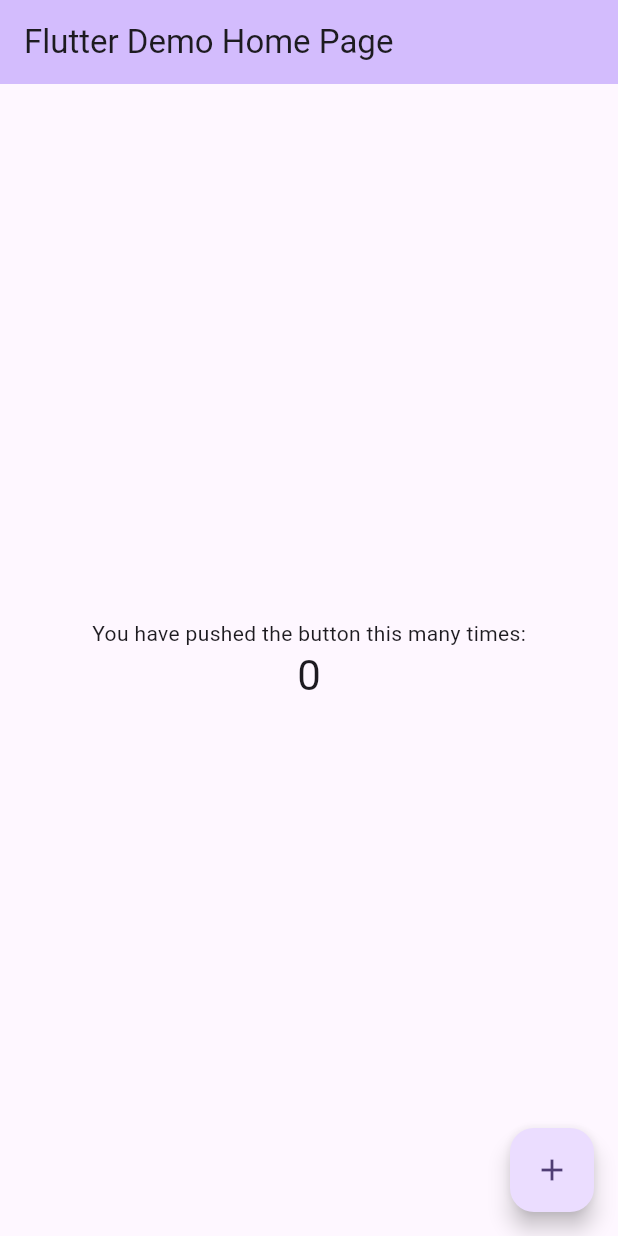
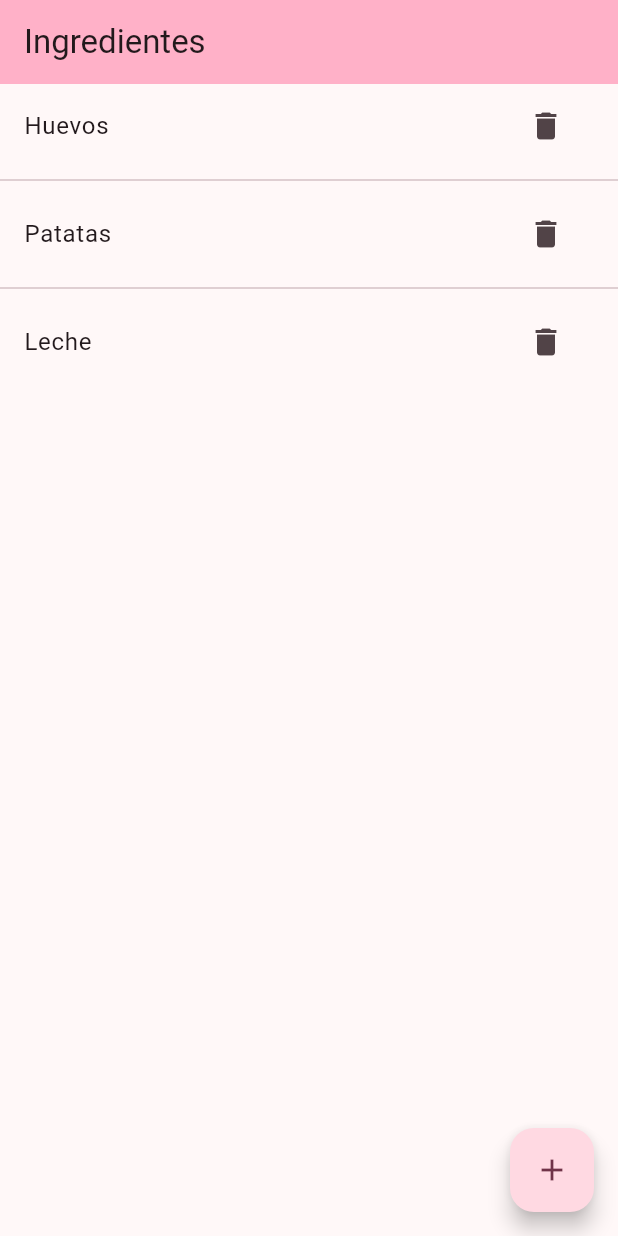
Before and after one commit to 63rt0/despensa, a Flutter app: the screen it shows after launch, on a phone screen of 412 x 824 dp. Run offline on Flutter 3.47's test engine with Material 2 defaults, Android fonts, the light colour scheme and no system bars.

Commit message:
lista de ingredientes - añadir ingrediente - eliminar ingrediente

```diff
--- /dev/null
+++ b/despensa/lib/ingredientes_page.dart
@@ -0,0 +1,81 @@
+import 'package:flutter/material.dart';
+
+
+class IngredientesPage extends StatefulWidget {
+  const IngredientesPage({super.key, required this.title});
+
+  final String title;
+
+  @override
+  IngredientesPageState createState() => IngredientesPageState();
+}
+
+class IngredientesPageState extends State<IngredientesPage> {
+  List<String> listaIngredientes = ['Huevos', 'Patatas', 'Leche'];
+
+  final TextEditingController _textEditingController = TextEditingController();
+
+  void _createText() {
+    showDialog(
+      context: context,
+      builder: (BuildContext context) {
+        return AlertDialog(
+          title: const Text('Añadir ingrediente'),
+          content: TextField(
+            controller: _textEditingController,
+            decoration: const InputDecoration(hintText: 'Escribe el ingrediente'),
+          ),
+          actions: [
+            TextButton(
+              onPressed: () {
+                setState(() {
+                  String enteredText = _textEditingController.text;
+                  listaIngredientes.add(enteredText);
+                  _textEditingController.clear();
+                  Navigator.of(context).pop();
+                });
+              },
+              child: const Text('Añadir'),
+            ),
+          ],
+        );
+      },
+    );
+  }
+
+  @override
+  Widget build(BuildContext context) {
+    return Scaffold(
+      appBar: AppBar(
+        backgroundColor: Theme.of(context).colorScheme.inversePrimary,
+        title: const Text('Ingredientes'),
+      ),
+      body: Center(
+        child: ListView.separated(
+          itemCount: listaIngredientes.length,
+          separatorBuilder: (context, index) => const Divider(),
+          itemBuilder: (context, index) {
+            return ListTile(
+              title: Text(listaIngredientes[index]),
+              trailing: IconButton(
+                icon: const Icon(Icons.delete),
+                onPressed: () => _removeText(index),
+              ),
+            );
+          },
+        ),
+      ),
+      floatingActionButton: FloatingActionButton(
+        onPressed: _createText,
+        tooltip: 'Añadir',
+        child: const Icon(Icons.add),
+      ),
+    );
+  }
+
+  void _removeText(int index) {
+    setState(() {
+      listaIngredientes.removeAt(index);
+    });
+  }
+}
--- a/despensa/lib/main.dart
+++ b/despensa/lib/main.dart
@@ -1,4 +1,5 @@
 import 'package:flutter/material.dart';
+import 'ingredientes_page.dart';
 
 void main() {
   runApp(const MyApp());
@@ -7,119 +8,16 @@ void main() {
 class MyApp extends StatelessWidget {
   const MyApp({super.key});
 
-  // This widget is the root of your application.
   @override
   Widget build(BuildContext context) {
     return MaterialApp(
-      title: 'Flutter Demo',
+      title: 'Despensa',
       theme: ThemeData(
-        // This is the theme of your application.
-        //
-        // TRY THIS: Try running your application with "flutter run". You'll see
-        // the application has a blue toolbar. Then, without quitting the app,
-        // try changing the seedColor in the colorScheme below to Colors.green
-        // and then invoke "hot reload" (save your changes or press the "hot
-        // reload" button in a Flutter-supported IDE, or press "r" if you used
-        // the command line to start the app).
-        //
-        // Notice that the counter didn't reset back to zero; the application
-        // state is not lost during the reload. To reset the state, use hot
-        // restart instead.
-        //
-        // This works for code too, not just values: Most code changes can be
-        // tested with just a hot reload.
-        colorScheme: ColorScheme.fromSeed(seedColor: Colors.deepPurple),
+        colorScheme:
+            ColorScheme.fromSeed(seedColor: const Color.fromARGB(255, 0, 0, 0)),
         useMaterial3: true,
       ),
-      home: const MyHomePage(title: 'Flutter Demo Home Page'),
+      home: const IngredientesPage(title: 'Despensa APP'),
     );
   }
 }
-
-class MyHomePage extends StatefulWidget {
-  const MyHomePage({super.key, required this.title});
-
-  // This widget is the home page of your application. It is stateful, meaning
-  // that it has a State object (defined below) that contains fields that affect
-  // how it looks.
-
-  // This class is the configuration for the state. It holds the values (in this
-  // case the title) provided by the parent (in this case the App widget) and
-  // used by the build method of the State. Fields in a Widget subclass are
-  // always marked "final".
-
-  final String title;
-
-  @override
-  State<MyHomePage> createState() => _MyHomePageState();
-}
-
-class _MyHomePageState extends State<MyHomePage> {
-  int _counter = 0;
-
-  void _incrementCounter() {
-    setState(() {
-      // This call to setState tells the Flutter framework that something has
-      // changed in this State, which causes it to rerun the build method below
-      // so that the display can reflect the updated values. If we changed
-      // _counter without calling setState(), then the build method would not be
-      // called again, and so nothing would appear to happen.
-      _counter++;
-    });
-  }
-
-  @override
-  Widget build(BuildContext context) {
-    // This method is rerun every time setState is called, for instance as done
-    // by the _incrementCounter method above.
-    //
-    // The Flutter framework has been optimized to make rerunning build methods
-    // fast, so that you can just rebuild anything that needs updating rather
-    // than having to individually change instances of widgets.
-    return Scaffold(
-      appBar: AppBar(
-        // TRY THIS: Try changing the color here to a specific color (to
-        // Colors.amber, perhaps?) and trigger a hot reload to see the AppBar
-        // change color while the other colors stay the same.
-        backgroundColor: Theme.of(context).colorScheme.inversePrimary,
-        // Here we take the value from the MyHomePage object that was created by
-        // the App.build method, and use it to set our appbar title.
-        title: Text(widget.title),
-      ),
-      body: Center(
-        // Center is a layout widget. It takes a single child and positions it
-        // in the middle of the parent.
-        child: Column(
-          // Column is also a layout widget. It takes a list of children and
-          // arranges them vertically. By default, it sizes itself to fit its
-          // children horizontally, and tries to be as tall as its parent.
-          //
-          // Column has various properties to control how it sizes itself and
-          // how it positions its children. Here we use mainAxisAlignment to
-          // center the children vertically; the main axis here is the vertical
-          // axis because Columns are vertical (the cross axis would be
-          // horizontal).
-          //
-          // TRY THIS: Invoke "debug painting" (choose the "Toggle Debug Paint"
-          // action in the IDE, or press "p" in the console), to see the
-          // wireframe for each widget.
-          mainAxisAlignment: MainAxisAlignment.center,
-          children: <Widget>[
-            const Text(
-              'You have pushed the button this many times:',
-            ),
-            Text(
-              '$_counter',
-              style: Theme.of(context).textTheme.headlineMedium,
-            ),
-          ],
-        ),
-      ),
-      floatingActionButton: FloatingActionButton(
-        onPressed: _incrementCounter,
-        tooltip: 'Increment',
-        child: const Icon(Icons.add),
-      ), // This trailing comma makes auto-formatting nicer for build methods.
-    );
-  }
-}
```
